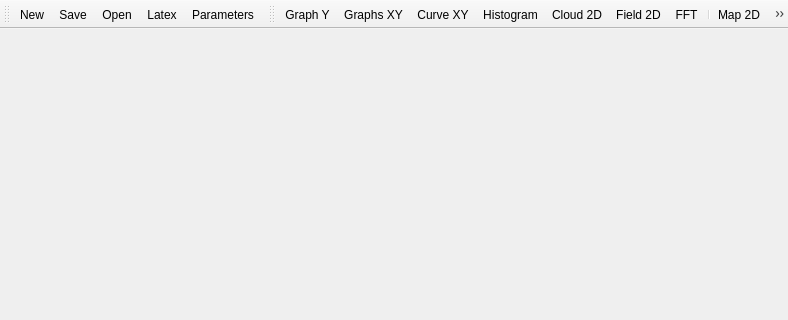
Old version of the form mainwindow.ui in the repository gobelin88/graphy; both pictures show x 0 to 788 and y 0 to 320 of the 788 by 629 pixel window.
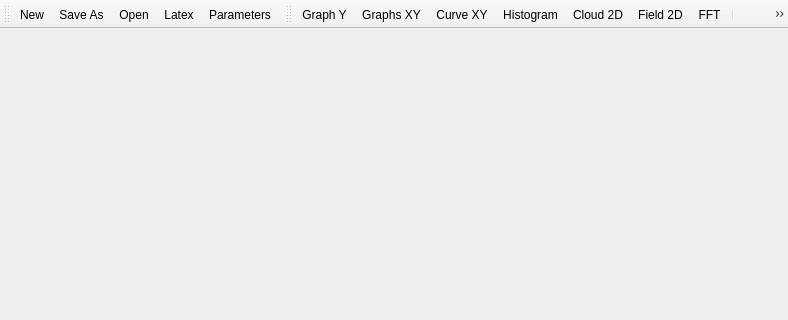
New version of the form. Icons and pictures are not drawn.

```diff
--- a/mainwindow.ui
+++ b/mainwindow.ui
@@ -41,7 +41,7 @@
     <bool>false</bool>
    </attribute>
    <addaction name="actionNew"/>
-   <addaction name="actionSave"/>
+   <addaction name="actionSaveAs"/>
    <addaction name="actionOpen"/>
    <addaction name="actionExport"/>
    <addaction name="actionParameters"/>
@@ -274,6 +274,18 @@
     <string>Field 2D</string>
    </property>
   </action>
+  <action name="actionSaveAs">
+   <property name="icon">
+    <iconset resource="rsc.qrc">
+     <normaloff>:/img/icons/save.png</normaloff>:/img/icons/save.png</iconset>
+   </property>
+   <property name="text">
+    <string>Save As</string>
+   </property>
+   <property name="shortcut">
+    <string>Ctrl+Shift+S</string>
+   </property>
+  </action>
  </widget>
  <layoutdefault spacing="6" margin="11"/>
  <resources>
```
